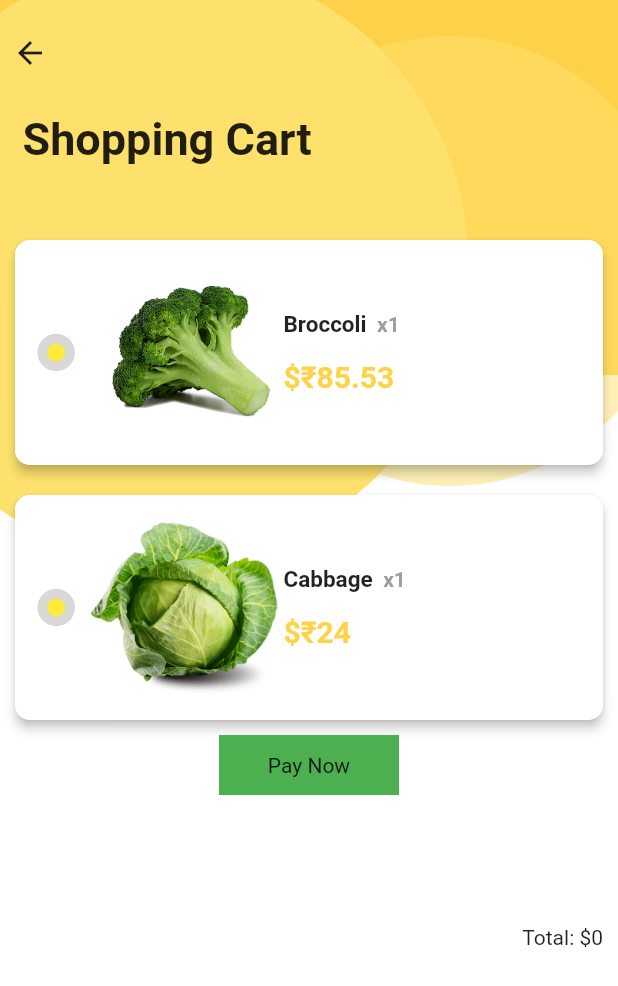
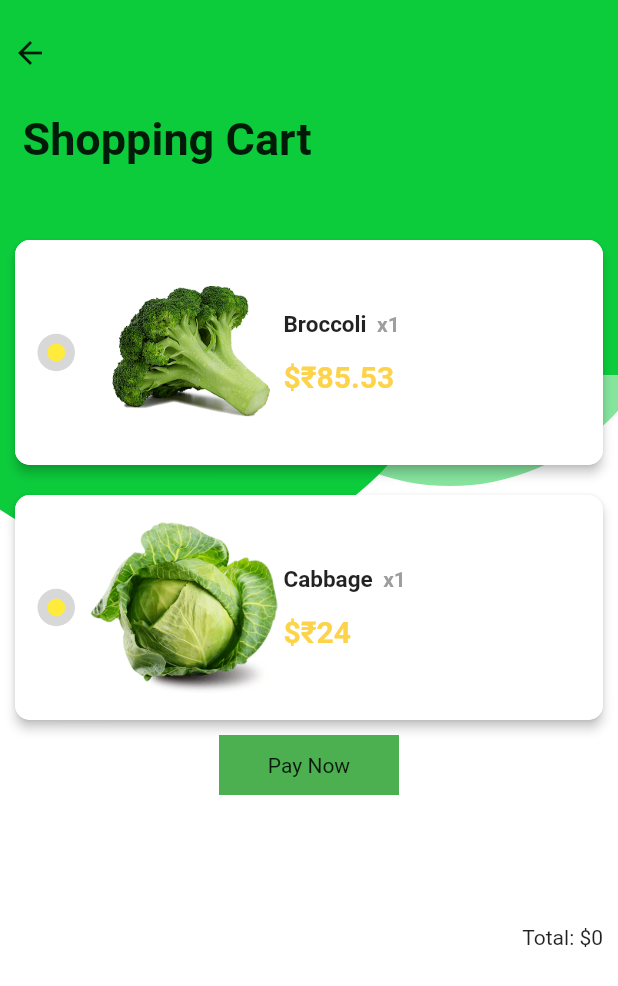
Before and after one commit to HarshaPatel903/leafoen_ferme_, a Flutter app: the EComHomeScreen screen opened directly, after a tap on an icon or button, on a phone screen of 412 x 824 dp. Shown: the top 986 px of the screen. Run offline on Flutter 3.47's test engine with Material 2 defaults, Android fonts, the phone set to English and light mode, and no system bars; our stand-ins replace bottom_navy_bar, firebase_auth, firebase_core, flutter_svg, font_awesome_flutter, get and 3 more; missing offline and left inert: dart_ipify; accounts and stored records are empty; Roboto replaces fonts that are missing (Montserrat).

Commit message:
cmplete code

```diff
--- a/lib/ecommerce/screens/home/components/cart.dart
+++ b/lib/ecommerce/screens/home/components/cart.dart
@@ -57,7 +57,7 @@ class _CartPageState extends State<CartPage> {
               Container(
                 height: 250.0,
                 width: double.infinity,
-                color: Color(0xFFFDD148),
+                color: Color.fromARGB(255, 12, 204, 60),
               ),
               Positioned(
                 bottom: 450.0,
@@ -67,7 +67,7 @@ class _CartPageState extends State<CartPage> {
                   width: 400.0,
                   decoration: BoxDecoration(
                     borderRadius: BorderRadius.circular(200.0),
-                    color: Color(0xFFFEE16D),
+                color: Color.fromARGB(255, 12, 204, 60),
                   ),
                 ),
               ),
@@ -79,7 +79,7 @@ class _CartPageState extends State<CartPage> {
                     width: 300.0,
                     decoration: BoxDecoration(
                         borderRadius: BorderRadius.circular(150.0),
-                        color: Color(0xFFFEE16D).withOpacity(0.5))),
+                                        color: Color.fromARGB(255, 12, 204, 60).withOpacity(0.5))),
               ),
               Padding(
                 padding: EdgeInsets.only(top: 15.0),
--- a/lib/ecommerce/screens/home/components/item_card.dart
+++ b/lib/ecommerce/screens/home/components/item_card.dart
@@ -45,7 +45,7 @@ class ItemCard extends StatelessWidget {
             ),
           ),
           Text(
-            "\$${product.price}",
+            "${product.price}",
             style: TextStyle(fontWeight: FontWeight.bold),
           )
         ],
```
